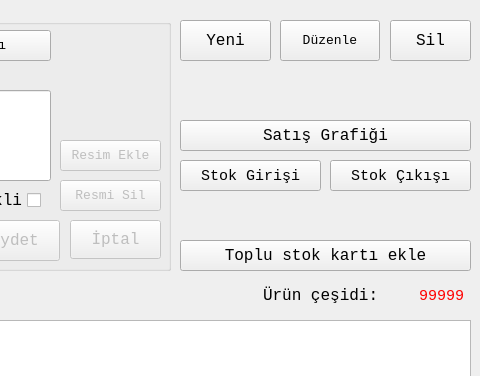
First picture: the form in stokfrom.ui, repository mamoo81/bhss, before the edit; both pictures show x 870 to 1350 and y 0 to 376 of the 1350 by 700 pixel window.
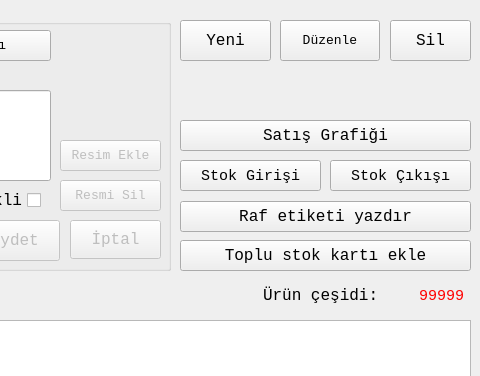
Second picture: the form after the edit. Icons and pictures are not drawn.

The edit to the form file:
```diff
--- a/stokfrom.ui
+++ b/stokfrom.ui
@@ -1045,6 +1045,32 @@
     <enum>Qt::ToolButtonTextBesideIcon</enum>
    </property>
   </widget>
+  <widget class="QToolButton" name="toolButton">
+   <property name="geometry">
+    <rect>
+     <x>1050</x>
+     <y>201</y>
+     <width>291</width>
+     <height>31</height>
+    </rect>
+   </property>
+   <property name="text">
+    <string>Raf etiketi yazdır</string>
+   </property>
+   <property name="icon">
+    <iconset resource="images.qrc">
+     <normaloff>:/images/ui/label-printer.png</normaloff>:/images/ui/label-printer.png</iconset>
+   </property>
+   <property name="iconSize">
+    <size>
+     <width>24</width>
+     <height>24</height>
+    </size>
+   </property>
+   <property name="toolButtonStyle">
+    <enum>Qt::ToolButtonTextBesideIcon</enum>
+   </property>
+  </widget>
  </widget>
  <tabstops>
   <tabstop>AraLineEdit</tabstop>
```
